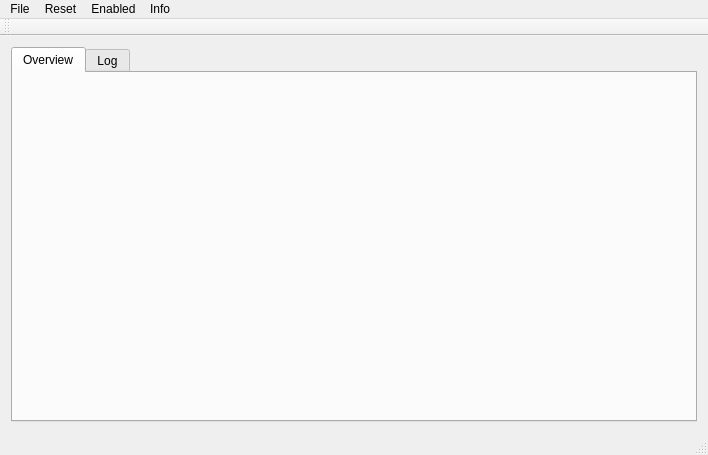
Above: HanseGUI/mainwindow.ui from iti-luebeck/HANSE2011 before the change. Below: the same form after it.
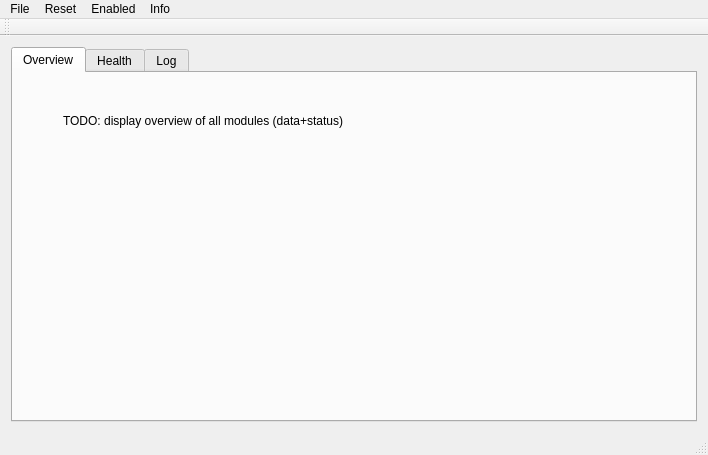
That is the form after the change.

Commit message: new tab: show health status of all modules

```diff
--- a/HanseGUI/mainwindow.ui
+++ b/HanseGUI/mainwindow.ui
@@ -30,8 +30,38 @@
        <attribute name="title">
         <string>Overview</string>
        </attribute>
+       <widget class="QLabel" name="label_2">
+        <property name="geometry">
+         <rect>
+          <x>50</x>
+          <y>40</y>
+          <width>341</width>
+          <height>16</height>
+         </rect>
+        </property>
+        <property name="text">
+         <string>TODO: display overview of all modules (data+status)</string>
+        </property>
+       </widget>
       </widget>
-      <widget class="QWidget" name="tab_2">
+      <widget class="QWidget" name="healthTab">
+       <attribute name="title">
+        <string>Health</string>
+       </attribute>
+       <layout class="QGridLayout" name="gridLayout_2">
+        <item row="0" column="0">
+         <widget class="QTableView" name="healthView">
+          <attribute name="horizontalHeaderStretchLastSection">
+           <bool>true</bool>
+          </attribute>
+          <attribute name="horizontalHeaderStretchLastSection">
+           <bool>true</bool>
+          </attribute>
+         </widget>
+        </item>
+       </layout>
+      </widget>
+      <widget class="QWidget" name="logTab">
        <attribute name="title">
         <string>Log</string>
        </attribute>
```
Left out of the diff: 21 changed lines with no effect on the pictures. The commit also changes 5 other files.
